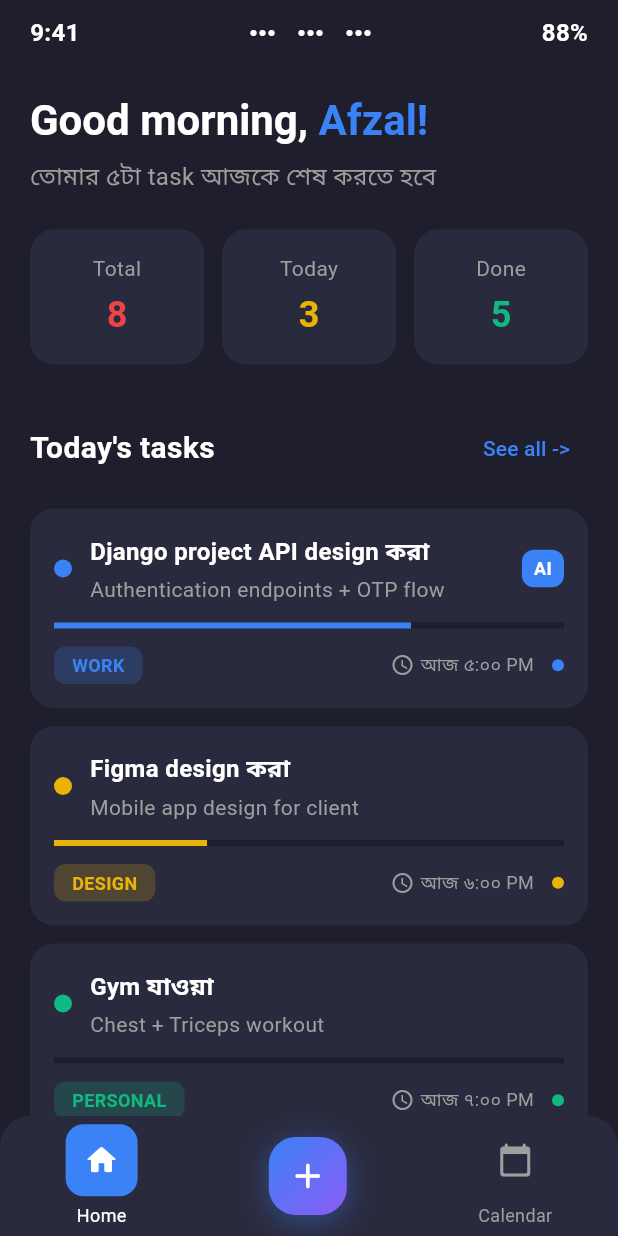
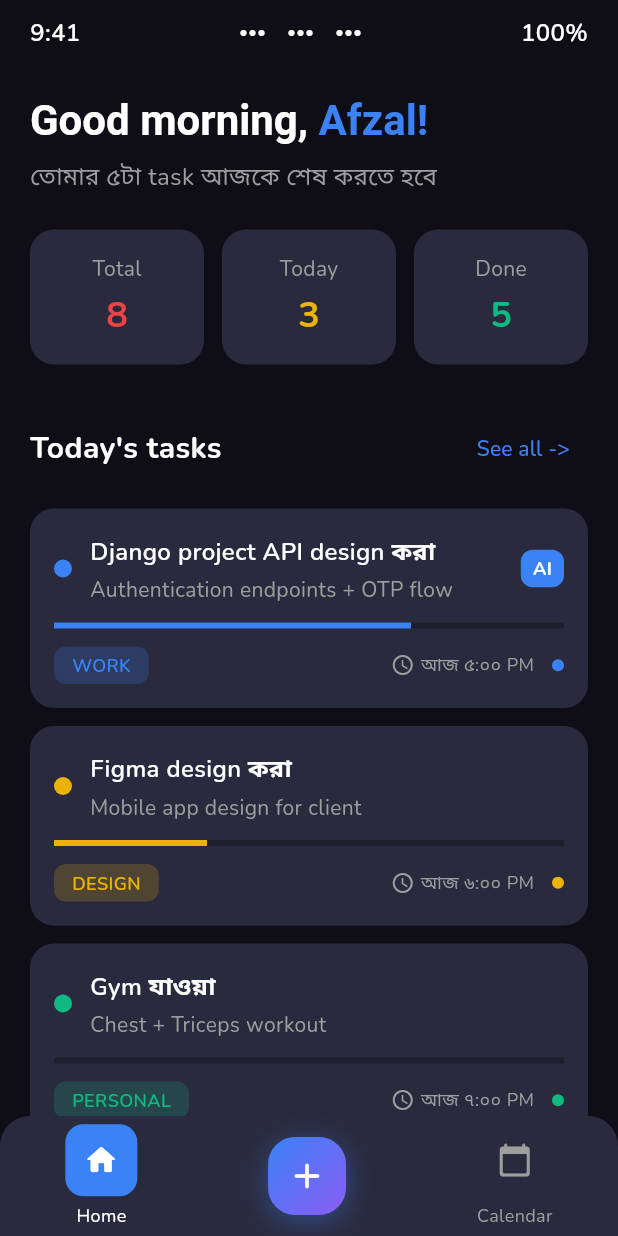
Before and after one commit to Afzal20/taskmanager, a Flutter app: the HomeScreen screen opened directly, on a phone screen of 412 x 824 dp. Run offline on Flutter 3.47's test engine with Material 3 defaults, Android fonts, the phone set to English and light mode, and no system bars; our stand-ins replace battery_plus, google_fonts.

Commit message:
feat: add battery status monitoring and integrate Google Fonts for UI styling

```diff
--- a/lib/home_screen.dart
+++ b/lib/home_screen.dart
@@ -2,6 +2,8 @@ import 'package:flutter/material.dart';
 import 'models/task.dart';
 import 'add_task_screen.dart';
 import 'calendar_screen.dart';
+import 'package:battery_plus/battery_plus.dart';
+import 'dart:async';
 
 class HomeScreen extends StatefulWidget {
   const HomeScreen({super.key});
@@ -13,8 +15,40 @@ class HomeScreen extends StatefulWidget {
 class _HomeScreenState extends State<HomeScreen> {
   int _activeNav = 0;
 
+  // Battery
+  final Battery _battery = Battery();
+  int _batteryLevel = 100;
+  bool _isCharging = false;
+  late StreamSubscription<BatteryState> _batterySubscription;
+
+  @override
+  void initState() {
+    super.initState();
+    // Get initial battery level
+    _battery.batteryLevel.then((level) {
+      if (mounted) setState(() => _batteryLevel = level);
+    });
+    // Listen for charging state changes
+    _batterySubscription = _battery.onBatteryStateChanged.listen((state) {
+      if (mounted) {
+        setState(() => _isCharging = state == BatteryState.charging);
+        // Refresh level whenever state changes
+        _battery.batteryLevel.then((level) {
+          if (mounted) setState(() => _batteryLevel = level);
+        });
+      }
+    });
+  }
+
+  @override
+  void dispose() {
+    _batterySubscription.cancel();
+    super.dispose();
+  }
+
   @override
   Widget build(BuildContext context) {
+
     return Scaffold(
       body: SafeArea(
         child: Column(
@@ -45,13 +79,23 @@ class _HomeScreenState extends State<HomeScreen> {
                       Icon(Icons.more_horiz, color: Colors.white, size: 24),
                     ],
                   ),
-                  const Text(
-                    '88%',
-                    style: TextStyle(
-                      fontSize: 16,
-                      fontWeight: FontWeight.w600,
-                      color: Colors.white,
-                    ),
+                  Row(
+                    children: [
+                      if (_isCharging)
+                        const Icon(
+                          Icons.bolt,
+                          color: Color(0xFFFFD93D),
+                          size: 16,
+                        ),
+                      Text(
+                        '$_batteryLevel%',
+                        style: const TextStyle(
+                          fontSize: 16,
+                          fontWeight: FontWeight.w600,
+                          color: Colors.white,
+                        ),
+                      ),
+                    ],
                   ),
                 ],
               ),
--- a/lib/main.dart
+++ b/lib/main.dart
@@ -1,4 +1,5 @@
 import 'package:flutter/material.dart';
+import 'package:google_fonts/google_fonts.dart';
 import 'package:taskmanager/splash_screen.dart';
 
 void main() {
@@ -11,12 +12,16 @@ class MyApp extends StatelessWidget {
   @override
   Widget build(BuildContext context) {
     return MaterialApp(
-      title: 'Task Manager',
+      title: 'Taskly',
       debugShowCheckedModeBanner: false,
       theme: ThemeData(
         brightness: Brightness.dark,
-        scaffoldBackgroundColor: const Color(0xFF1E1E2C),
+        scaffoldBackgroundColor: const Color(0xFF0F0E17),
         useMaterial3: true,
+        // Use Nunito for Latin text; Bengali glyphs fall back to Noto Sans Bengali
+        textTheme: GoogleFonts.nunitoTextTheme(
+          ThemeData.dark().textTheme,
+        ),
       ),
       home: const SplashScreen(),
     );
--- a/pubspec.yaml
+++ b/pubspec.yaml
@@ -34,6 +34,8 @@ dependencies:
   # The following adds the Cupertino Icons font to your application.
   # Use with the CupertinoIcons class for iOS style icons.
   cupertino_icons: ^1.0.8
+  google_fonts: ^6.2.1
+  battery_plus: ^6.0.0
 
 dev_dependencies:
   flutter_test:
```
Also changed, not shown: pubspec.lock.
